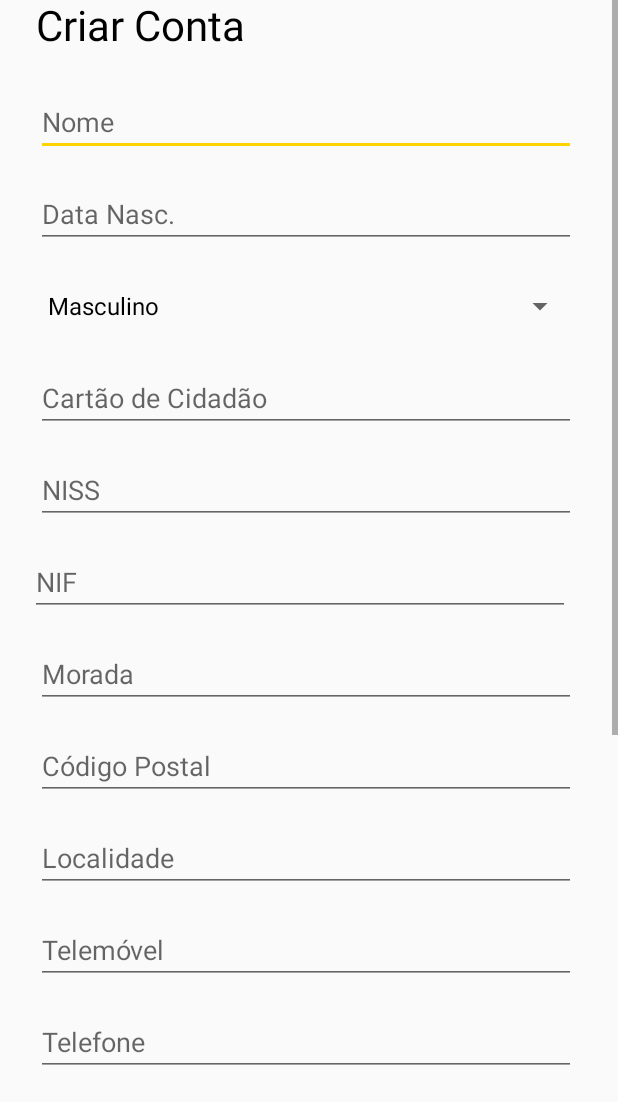
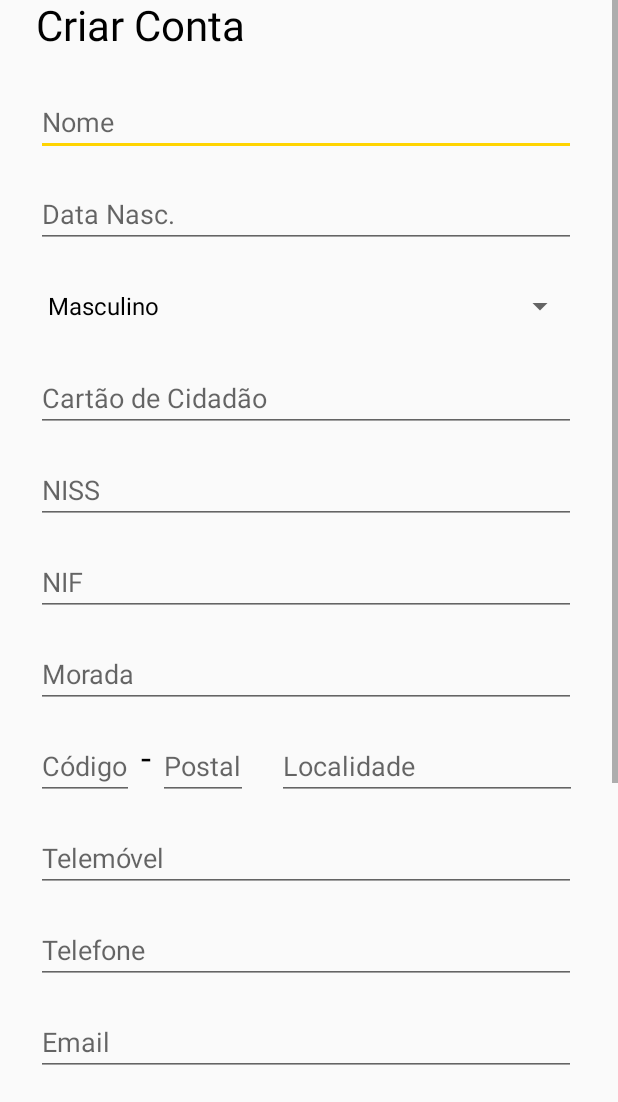
Before and after one commit to Karbust/DRT, an Android app: the Registo screen opened directly, with no data from a screen before it, on a phone screen of 412 x 824 dp, the part 134-1236 px from its top. Run offline under Robolectric (Android 15) with nearby library versions, the phone set to English and light mode, and no system bars.

Commit message:
28/06 15:32

```diff
--- a/TrabalhoFinal2/app/src/main/res/layout/activity_registo.xml
+++ b/TrabalhoFinal2/app/src/main/res/layout/activity_registo.xml
@@ -14,6 +14,19 @@
 
 
         <EditText
+            android:id="@+id/postal2"
+            android:layout_width="60dp"
+            android:layout_height="45dp"
+            android:layout_marginTop="16dp"
+            android:layout_marginEnd="19dp"
+            android:ems="10"
+            android:hint="Postal"
+            android:maxLength="8"
+            android:textColor="@android:color/darker_gray"
+            app:layout_constraintEnd_toStartOf="@+id/localidade"
+            app:layout_constraintTop_toBottomOf="@+id/morada" />
+
+        <EditText
             android:id="@+id/telefone"
             android:layout_width="360dp"
             android:layout_height="45dp"
@@ -28,16 +41,16 @@
 
         <EditText
             android:id="@+id/localidade"
-            android:layout_width="360dp"
+            android:layout_width="200dp"
             android:layout_height="45dp"
-            android:layout_marginStart="24dp"
             android:layout_marginTop="16dp"
+            android:layout_marginEnd="27dp"
             android:ems="10"
             android:hint="Localidade"
             android:inputType="textPersonName"
             android:textColor="@android:color/darker_gray"
-            app:layout_constraintStart_toStartOf="parent"
-            app:layout_constraintTop_toBottomOf="@+id/postal" />
+            app:layout_constraintEnd_toEndOf="parent"
+            app:layout_constraintTop_toBottomOf="@+id/morada" />
 
         <EditText
             android:id="@+id/utilizador"
@@ -178,7 +191,7 @@
             android:id="@+id/nif"
             android:layout_width="360dp"
             android:layout_height="45dp"
-            android:layout_marginStart="20dp"
+            android:layout_marginStart="24dp"
             android:layout_marginTop="16dp"
             android:ems="10"
             android:hint="NIF"
@@ -242,12 +255,12 @@
 
         <EditText
             android:id="@+id/postal"
-            android:layout_width="360dp"
+            android:layout_width="65dp"
             android:layout_height="45dp"
             android:layout_marginStart="24dp"
             android:layout_marginTop="16dp"
             android:ems="10"
-            android:hint="Código Postal"
+            android:hint="Código"
             android:maxLength="8"
             android:textColor="@android:color/darker_gray"
             app:layout_constraintStart_toStartOf="parent"
@@ -276,6 +289,17 @@
             app:layout_constraintEnd_toEndOf="parent"
             app:layout_constraintStart_toStartOf="parent" />
 
+        <TextView
+            android:id="@+id/textView33"
+            android:layout_width="wrap_content"
+            android:layout_height="45dp"
+            android:text="-"
+            android:textColor="@color/colorBlack"
+            android:textSize="24sp"
+            app:layout_constraintEnd_toStartOf="@+id/postal2"
+            app:layout_constraintStart_toEndOf="@+id/postal"
+            app:layout_constraintTop_toTopOf="@+id/postal" />
+
 
     </androidx.constraintlayout.widget.ConstraintLayout>
 
```
